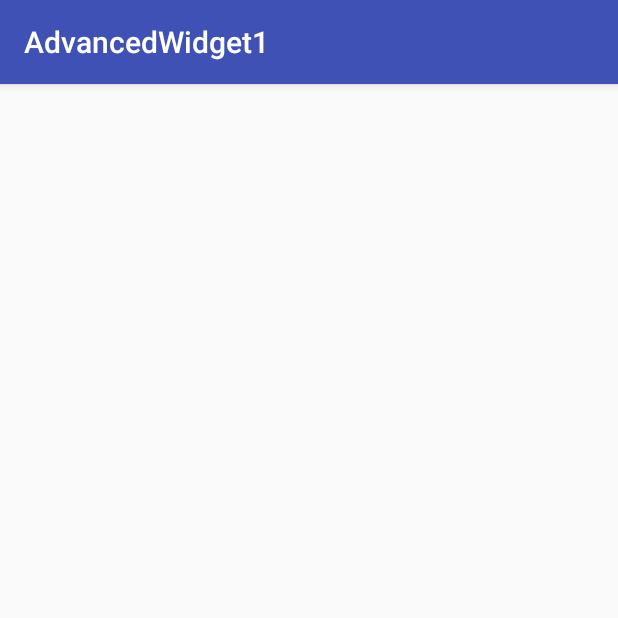
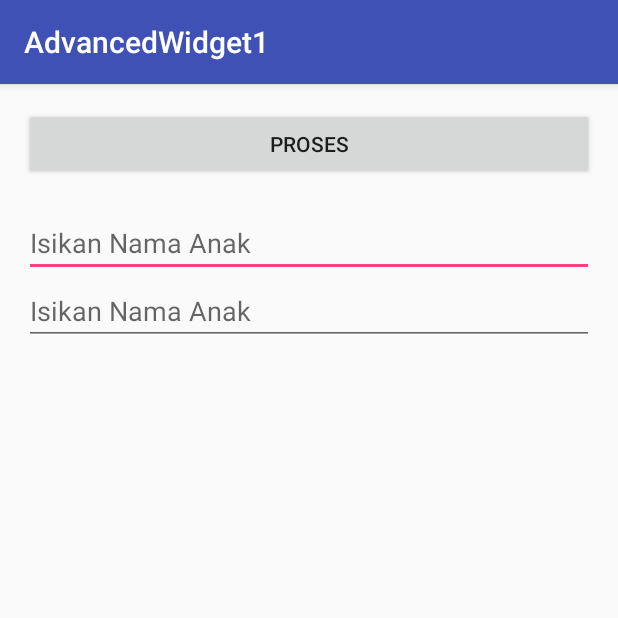
Before and after one commit to nabilan/AdvancedWidget1, an Android app: the screen it shows after launch (MainActivity), on a phone screen of 412 x 824 dp, the top half of it. Run offline under Robolectric (Android 15) with nearby library versions, the phone set to English and light mode, and no system bars.

Commit message:
Widget Programming Part 1

```diff
--- a/app/src/main/java/id/sch/smktelkom_mlg/learn/advancedwidget1/MainActivity.java
+++ b/app/src/main/java/id/sch/smktelkom_mlg/learn/advancedwidget1/MainActivity.java
@@ -2,6 +2,12 @@ package id.sch.smktelkom_mlg.learn.advancedwidget1;
 
 import android.support.v7.app.AppCompatActivity;
 import android.os.Bundle;
+import android.text.InputType;
+import android.view.View;
+import android.widget.Button;
+import android.widget.EditText;
+import android.widget.LinearLayout;
+import android.widget.TextView;
 
 public class MainActivity extends AppCompatActivity {
 
@@ -9,5 +15,32 @@ public class MainActivity extends AppCompatActivity {
     protected void onCreate(Bundle savedInstanceState) {
         super.onCreate(savedInstanceState);
         setContentView(R.layout.activity_main);
+
+        LinearLayout llMain = (LinearLayout) findViewById(R.id.linearLayoutMain);
+
+        Button bProses = new Button(this);
+        bProses.setText("Proses");
+        llMain.addView(bProses);
+        final TextView tvHasil = new TextView(this);
+        llMain.addView(tvHasil);
+
+        final EditText etNama = new EditText(this);
+        llMain.addView(etNama);
+        etNama.setHint("Isikan Nama Anak");
+
+        final EditText etUmur = new EditText(this);
+        llMain.addView(etUmur);
+        etUmur.setHint("Isikan Nama Anak");
+        etUmur.setInputType(InputType.TYPE_CLASS_NUMBER);
+
+        bProses.setOnClickListener(new View.OnClickListener() {
+            @Override
+            public void onClick(View view) {
+                String nama = etNama.getText().toString();
+                String umur = etUmur.getText().toString();
+
+                tvHasil.setText(nama + " umur " + umur + " tahun " );
+            }
+        });
     }
 }
--- a/app/src/main/res/layout/activity_main.xml
+++ b/app/src/main/res/layout/activity_main.xml
@@ -1,9 +1,11 @@
 <?xml version="1.0" encoding="utf-8"?>
-<LinearLayout xmlns:android="http://schemas.android.com/apk/res/android"
+<LinearLayout
+    xmlns:android="http://schemas.android.com/apk/res/android"
     xmlns:tools="http://schemas.android.com/tools"
     android:layout_width="match_parent"
     android:layout_height="match_parent"
     android:orientation="vertical"
+    android:id="@+id/linearLayoutMain"
     android:paddingBottom="@dimen/activity_vertical_margin"
     android:paddingLeft="@dimen/activity_horizontal_margin"
     android:paddingRight="@dimen/activity_horizontal_margin"
```
